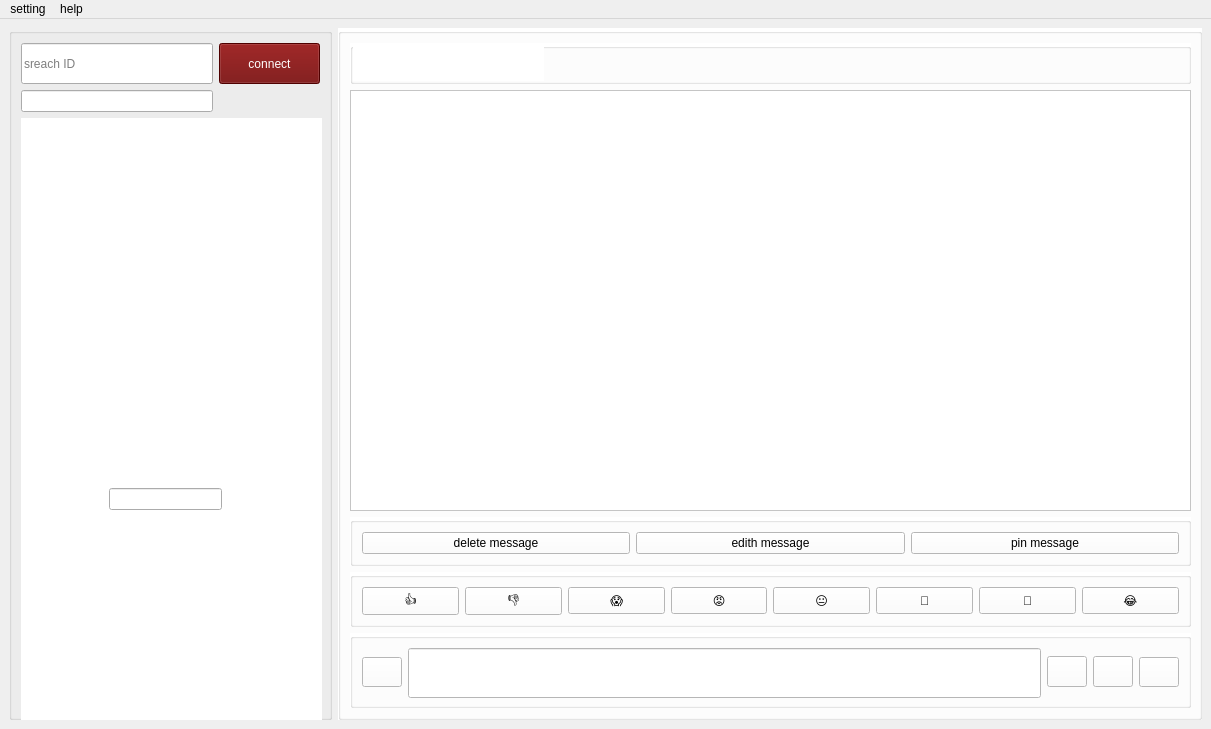
The window that chatroom.ui (Pourya231/converso) describes before a commit, drawn with Qt 5.
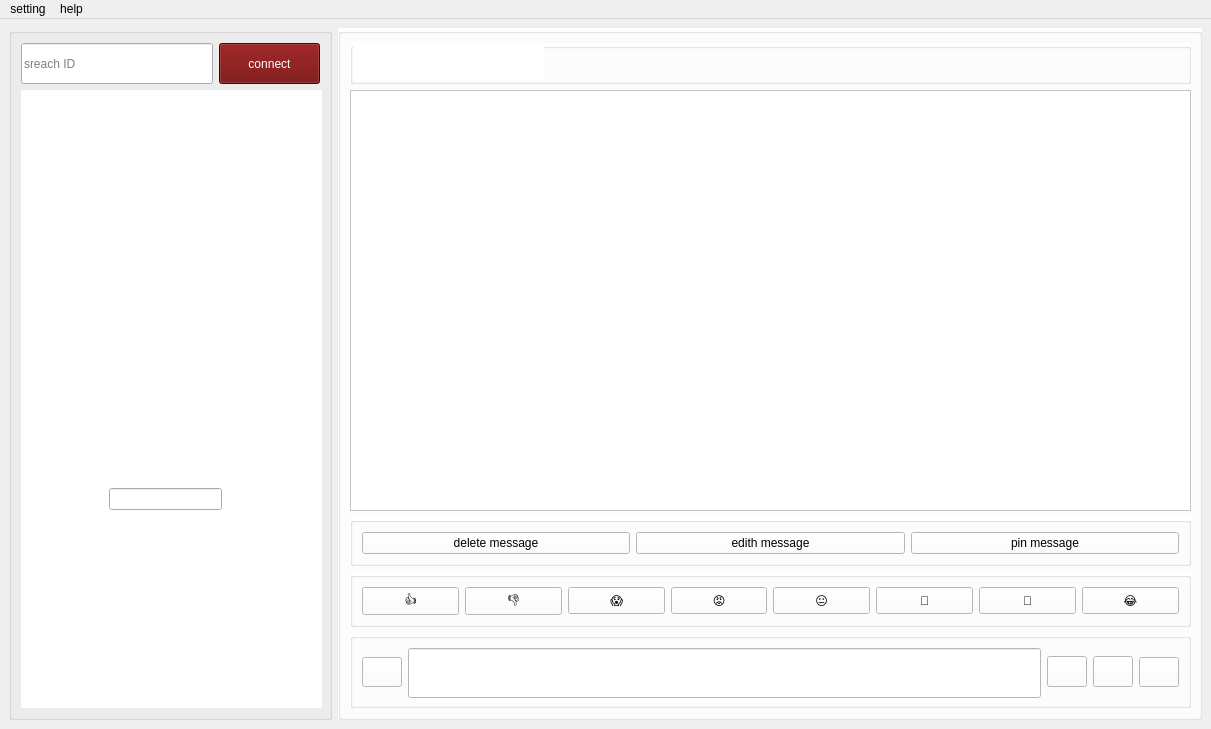
The same window after the commit. Icons and pictures are not drawn.

Commit message: set blocksignal for listwidget for debug

The edit to the form file:
```diff
--- a/chatroom.ui
+++ b/chatroom.ui
@@ -56,7 +56,7 @@
          </property>
         </widget>
        </item>
-       <item row="2" column="0" colspan="2">
+       <item row="1" column="0" colspan="2">
         <widget class="QListWidget" name="listWidget">
          <property name="minimumSize">
           <size>
@@ -92,9 +92,6 @@
          </property>
         </widget>
        </item>
-       <item row="1" column="0">
-        <widget class="QLineEdit" name="lineEdit_4"/>
-       </item>
       </layout>
       <widget class="QLineEdit" name="lineEdit_2">
        <property name="geometry">
```
The commit also changes 1 other file.
